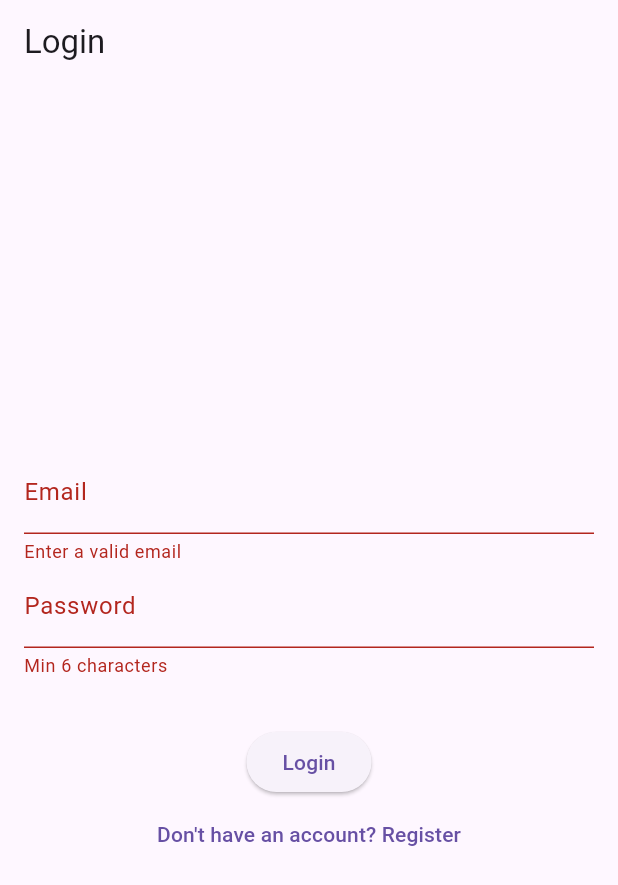
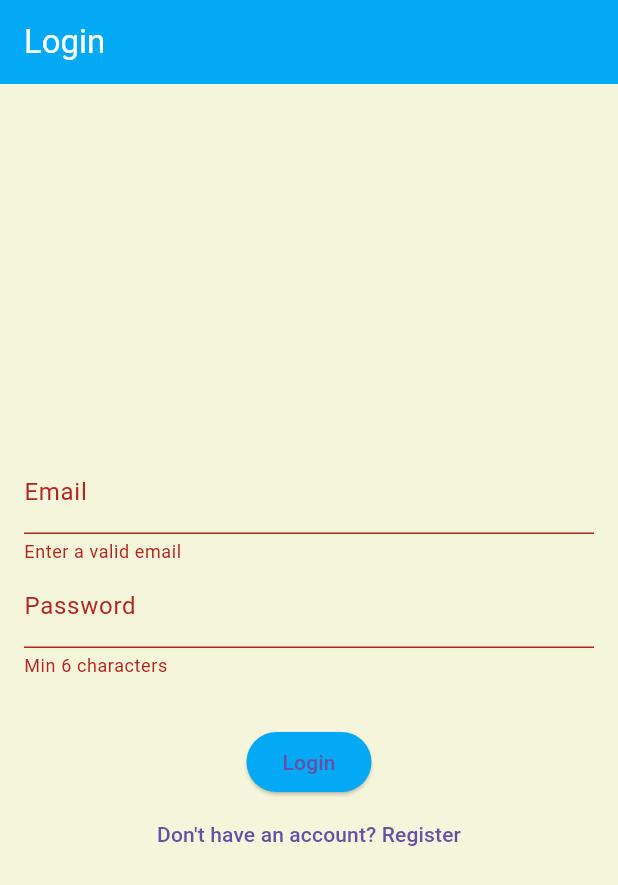
Before and after one commit to rayh4an/ACT13MAD, a Flutter app: the screen it shows after launch, after a tap on "Login", on a phone screen of 412 x 824 dp. Shown: the top 885 px of the screen. Run offline on Flutter 3.47's test engine with Material 3 defaults, Android fonts, the phone set to English and light mode, and no system bars; our stand-ins replace firebase_auth, firebase_core; accounts and stored records are empty; network calls fail.

Commit message:
updated ui, styling, & color scheme

```diff
--- a/lib/main.dart
+++ b/lib/main.dart
@@ -14,13 +14,24 @@ class MyApp extends StatelessWidget {
   Widget build(BuildContext context) {
     return MaterialApp(
       title: 'Firebase Auth App',
-      theme: ThemeData(primarySwatch: Colors.blue),
+      theme: ThemeData(
+        primaryColor: Colors.lightBlue,
+        scaffoldBackgroundColor: Color(0xFFF5F5DC),
+        appBarTheme: AppBarTheme(
+          backgroundColor: Colors.lightBlue,
+          foregroundColor: Colors.white,
+        ),
+        elevatedButtonTheme: ElevatedButtonThemeData(
+          style: ElevatedButton.styleFrom(
+            backgroundColor: Colors.lightBlue,
+          ),
+        ),
+      ),
       home: AuthScreen(),
     );
   }
 }
 
-// ✅ Home/Login/Register Screen
 class AuthScreen extends StatefulWidget {
   @override
   State<AuthScreen> createState() => _AuthScreenState();
@@ -59,8 +70,7 @@ class _AuthScreenState extends State<AuthScreen> {
       Navigator.pushReplacement(
         context,
         MaterialPageRoute(
-          builder:
-              (_) => ProfileScreen(user: FirebaseAuth.instance.currentUser!),
+          builder: (_) => ProfileScreen(user: FirebaseAuth.instance.currentUser!),
         ),
       );
     } on FirebaseAuthException catch (e) {
@@ -75,10 +85,28 @@ class _AuthScreenState extends State<AuthScreen> {
           _errorMessage = e.message ?? 'Authentication error';
         }
       });
+
+      ScaffoldMessenger.of(context).showSnackBar(
+        SnackBar(
+          content: Text('Invalid Information Presented'),
+          backgroundColor: Colors.red,
+          behavior: SnackBarBehavior.floating,
+          duration: Duration(seconds: 2),
+        ),
+      );
     } catch (e) {
       setState(() {
         _errorMessage = 'Something went wrong. Please try again.';
       });
+
+      ScaffoldMessenger.of(context).showSnackBar(
+        SnackBar(
+          content: Text('Invalid Information Presented'),
+          backgroundColor: Colors.red,
+          behavior: SnackBarBehavior.floating,
+          duration: Duration(seconds: 2),
+        ),
+      );
     } finally {
       setState(() => _isLoading = false);
     }
@@ -99,21 +127,15 @@ class _AuthScreenState extends State<AuthScreen> {
                   TextFormField(
                     controller: _emailController,
                     decoration: InputDecoration(labelText: 'Email'),
-                    validator:
-                        (value) =>
-                            value != null && value.contains('@')
-                                ? null
-                                : 'Enter a valid email',
+                    validator: (value) =>
+                        value != null && value.contains('@') ? null : 'Enter a valid email',
                   ),
                   TextFormField(
                     controller: _passwordController,
                     decoration: InputDecoration(labelText: 'Password'),
                     obscureText: true,
-                    validator:
-                        (value) =>
-                            value != null && value.length >= 6
-                                ? null
-                                : 'Min 6 characters',
+                    validator: (value) =>
+                        value != null && value.length >= 6 ? null : 'Min 6 characters',
                   ),
                   SizedBox(height: 16),
                   if (_errorMessage.isNotEmpty)
@@ -122,9 +144,9 @@ class _AuthScreenState extends State<AuthScreen> {
                   _isLoading
                       ? CircularProgressIndicator()
                       : ElevatedButton(
-                        onPressed: _submit,
-                        child: Text(_isLogin ? 'Login' : 'Register'),
-                      ),
+                          onPressed: _submit,
+                          child: Text(_isLogin ? 'Login' : 'Register'),
+                        ),
                   TextButton(
                     onPressed: () {
                       setState(() {
@@ -148,7 +170,6 @@ class _AuthScreenState extends State<AuthScreen> {
   }
 }
 
-// ✅ Separate Profile Screen
 class ProfileScreen extends StatefulWidget {
   final User user;
 
@@ -175,13 +196,18 @@ class _ProfileScreenState extends State<ProfileScreen> {
     try {
       await widget.user.updateDisplayName(_nameController.text.trim());
       await widget.user.reload();
-      ScaffoldMessenger.of(
-        context,
-      ).showSnackBar(SnackBar(content: Text('Name updated!')));
+      ScaffoldMessenger.of(context).showSnackBar(
+        SnackBar(
+          content: Text('Name Successfully Changed'),
+          backgroundColor: Colors.green,
+          behavior: SnackBarBehavior.floating,
+          duration: Duration(seconds: 2),
+        ),
+      );
     } catch (e) {
-      ScaffoldMessenger.of(
-        context,
-      ).showSnackBar(SnackBar(content: Text('Failed to update name')));
+      ScaffoldMessenger.of(context).showSnackBar(
+        SnackBar(content: Text('Failed to update name')),
+      );
     } finally {
       setState(() => _isUpdating = false);
     }
@@ -192,13 +218,18 @@ class _ProfileScreenState extends State<ProfileScreen> {
       await FirebaseAuth.instance.sendPasswordResetEmail(
         email: _resetEmailController.text.trim(),
       );
-      ScaffoldMessenger.of(
-        context,
-      ).showSnackBar(SnackBar(content: Text('Reset email sent')));
+      ScaffoldMessenger.of(context).showSnackBar(
+        SnackBar(
+          content: Text('Password Reset Email Sent'),
+          backgroundColor: Colors.green,
+          behavior: SnackBarBehavior.floating,
+          duration: Duration(seconds: 2),
+        ),
+      );
     } catch (e) {
-      ScaffoldMessenger.of(
-        context,
-      ).showSnackBar(SnackBar(content: Text('Reset failed')));
+      ScaffoldMessenger.of(context).showSnackBar(
+        SnackBar(content: Text('Reset failed')),
+      );
     }
   }
 
```
